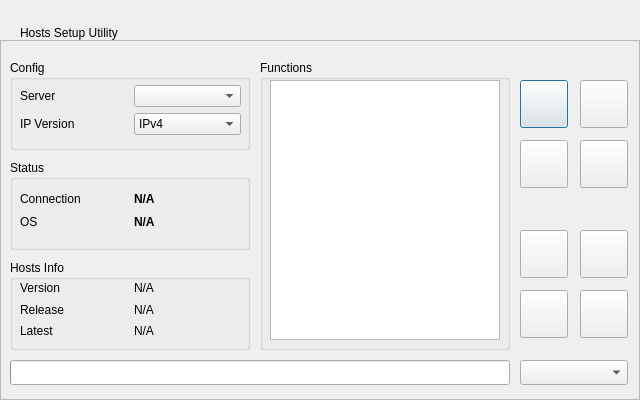
Qt form qthostsui.ui (SayCV/huhamhire-hosts) before a commit.
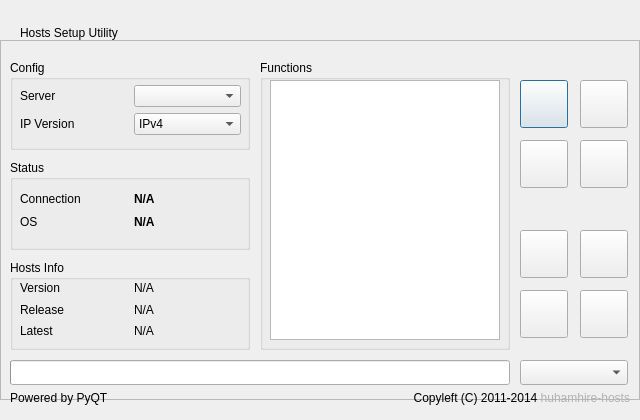
The same form after that commit. Icons and pictures are not drawn.

Commit message: update copyleft info

Diff of the .ui file:
```diff
--- a/qthostsui.ui
+++ b/qthostsui.ui
@@ -11,7 +11,7 @@
     <x>0</x>
     <y>0</y>
     <width>640</width>
-    <height>400</height>
+    <height>420</height>
    </rect>
   </property>
   <property name="sizePolicy">
@@ -23,13 +23,13 @@
   <property name="minimumSize">
    <size>
     <width>640</width>
-    <height>400</height>
+    <height>420</height>
    </size>
   </property>
   <property name="maximumSize">
    <size>
     <width>640</width>
-    <height>400</height>
+    <height>420</height>
    </size>
   </property>
   <property name="contextMenuPolicy">
@@ -610,6 +610,35 @@
     <string>Hosts Setup Utility</string>
    </property>
   </widget>
+  <widget class="QLabel" name="Copyright">
+   <property name="geometry">
+    <rect>
+     <x>330</x>
+     <y>390</y>
+     <width>300</width>
+     <height>16</height>
+    </rect>
+   </property>
+   <property name="text">
+    <string>Copyleft (C) 2011-2014 &lt;a href=&quot;https://hosts.huhamhire.com/&quot;&gt;&lt;span style=&quot;text-decoration: none;color: #b1b1b1;&quot;&gt;huhamhire-hosts&lt;/span&gt;&lt;/a&gt;</string>
+   </property>
+   <property name="alignment">
+    <set>Qt::AlignRight|Qt::AlignTrailing|Qt::AlignVCenter</set>
+   </property>
+  </widget>
+  <widget class="QLabel" name="label">
+   <property name="geometry">
+    <rect>
+     <x>10</x>
+     <y>390</y>
+     <width>150</width>
+     <height>16</height>
+    </rect>
+   </property>
+   <property name="text">
+    <string>Powered by PyQT</string>
+   </property>
+  </widget>
  </widget>
  <tabstops>
   <tabstop>SelectMirror</tabstop>
```
Left out of the diff: 26 changed lines with no effect on the pictures. The commit also changes 11 other files.
